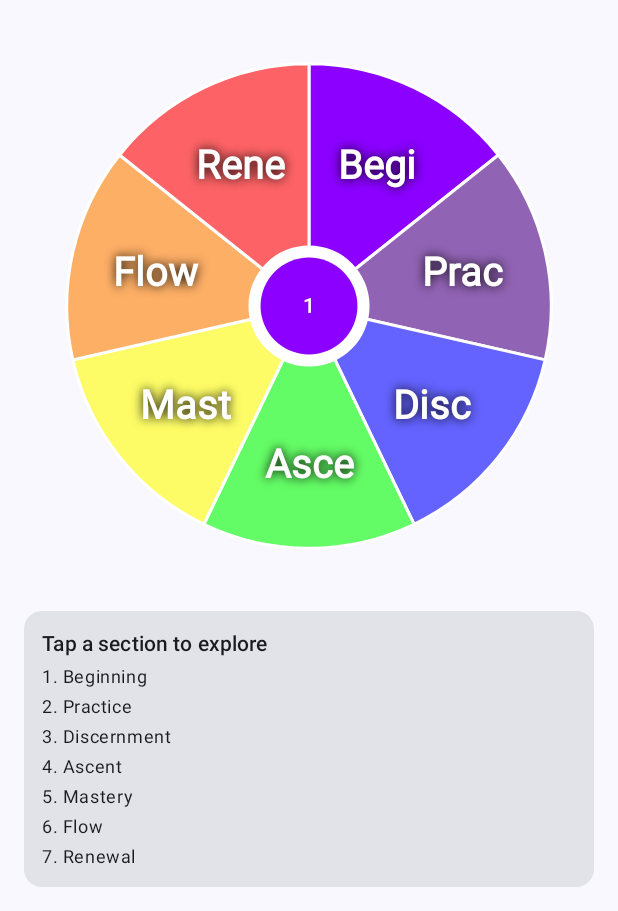
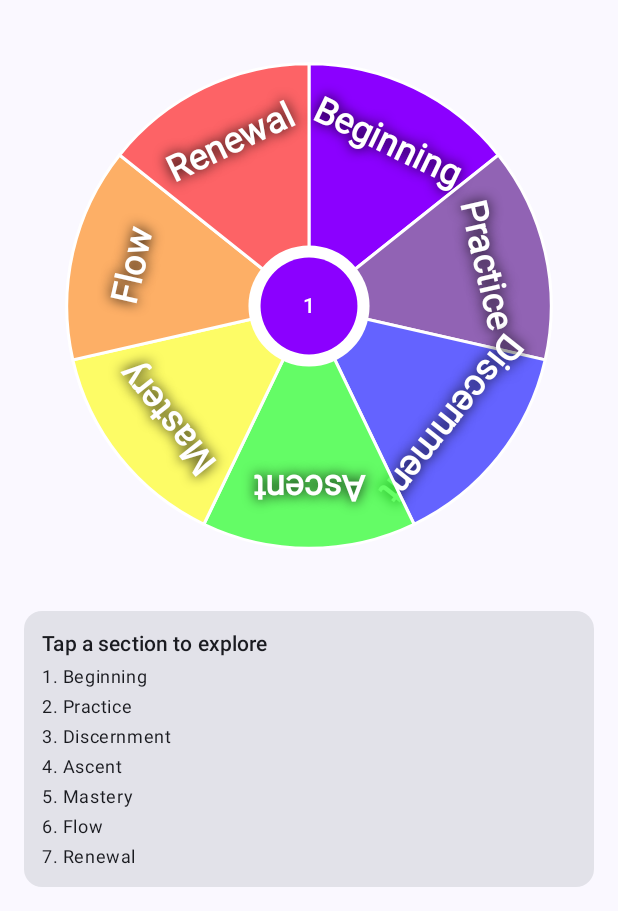
Before and after one commit to aalapa/parvas, an Android app built with Jetpack Compose: the screen it shows after launch (MainActivity), after a tap on "Spiritual Growth", on a phone screen of 412 x 824 dp, the part 325-1236 px from its top. Run offline under Robolectric (Android 15) with nearby library versions, the phone set to English and light mode, and no system bars.

Commit message:
this is shaping up wiell.

```diff
--- a/app/src/main/java/com/aravind/parva/ui/components/MandalaView.kt
+++ b/app/src/main/java/com/aravind/parva/ui/components/MandalaView.kt
@@ -94,26 +94,43 @@ fun MandalaView(
                     style = Stroke(width = 3f)
                 )
 
-                // Draw text label
-                val labelAngle = (startAngle + anglePerSection / 2f) * PI.toFloat() / 180f
-                val labelRadius = radius * 0.65f
+                // Draw text label along the arc
+                val middleAngle = startAngle + anglePerSection / 2f
+                val labelAngle = middleAngle * PI.toFloat() / 180f
+                val labelRadius = radius * 0.70f // Closer to edge
                 val labelX = centerX + labelRadius * cos(labelAngle)
                 val labelY = centerY + labelRadius * sin(labelAngle)
 
                 drawContext.canvas.nativeCanvas.apply {
+                    // Save canvas state
+                    save()
+
+                    // Move to label position
+                    translate(labelX, labelY)
+
+                    // Rotate text to follow the arc
+                    // Add 90 degrees so text is perpendicular to radius
+                    rotate(middleAngle + 90f)
+
                     val paint = android.graphics.Paint().apply {
                         color = android.graphics.Color.WHITE
-                        textSize = 40f
+                        textSize = 36f
                         textAlign = android.graphics.Paint.Align.CENTER
                         isFakeBoldText = true
-                        setShadowLayer(8f, 0f, 0f, android.graphics.Color.BLACK)
+                        setShadowLayer(10f, 0f, 0f, android.graphics.Color.BLACK)
+                        isAntiAlias = true
                     }
+
+                    // Draw text at origin (since we translated)
                     drawText(
                         section.label,
-                        labelX,
-                        labelY + 15f, // Adjust for vertical centering
+                        0f,
+                        0f,
                         paint
                     )
+
+                    // Restore canvas state
+                    restore()
                 }
             }
 
--- a/app/src/main/java/com/aravind/parva/ui/screens/MahaParvaDetailScreen.kt
+++ b/app/src/main/java/com/aravind/parva/ui/screens/MahaParvaDetailScreen.kt
@@ -91,7 +91,7 @@ fun MahaParvaDetailScreen(
 
             val sections = mahaParva.parvas.map { parva ->
                 MandalaSection(
-                    label = parva.theme.displayName.take(4), // Short label for mandala
+                    label = parva.theme.displayName, // Full theme name
                     color = parva.theme.color,
                     centerText = parva.number.toString(),
                     theme = parva.theme
```
Also changed, not shown: app/src/main/java/com/aravind/parva/ui/screens/ParvaDetailScreen.kt (+37 -5 lines), 1 other file.
